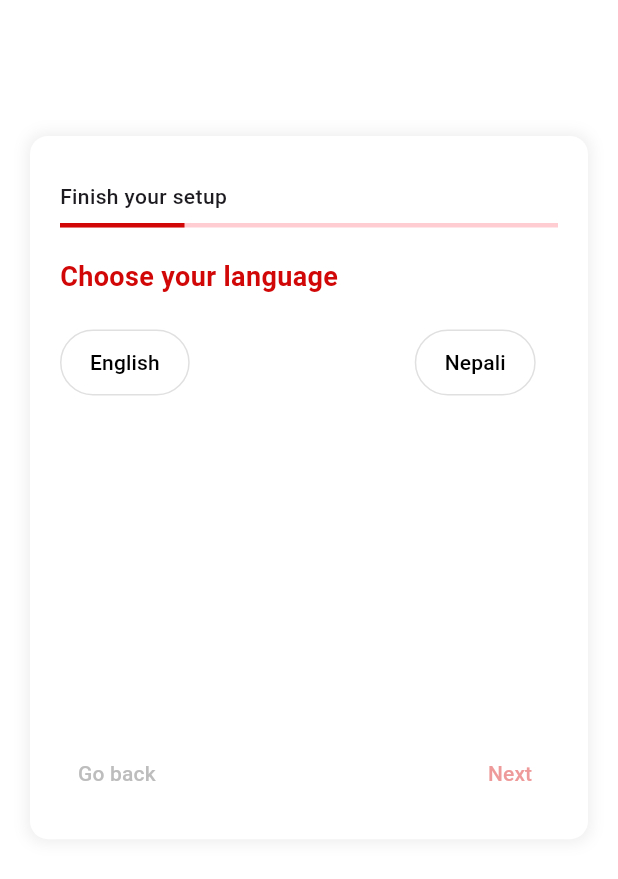
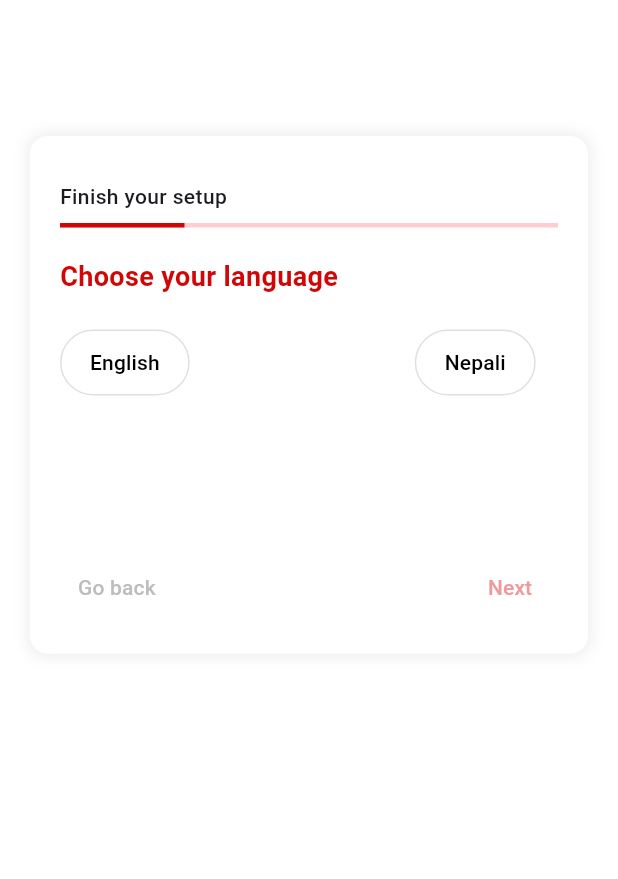
Before and after one commit to Laxmanlc/lalgedi, a Flutter app: the OnboardingScreen screen opened directly, on a phone screen of 412 x 824 dp, the part 167-1046 px from its top. Run offline on Flutter 3.47's test engine with Material 3 defaults, Android fonts, the light colour scheme and no system bars.

Commit message:
second day onboarding

```diff
--- a/lib/features/onboarding/onboarding.dart
+++ b/lib/features/onboarding/onboarding.dart
@@ -103,10 +103,12 @@ class _OnboardingScreenState extends State<OnboardingScreen> {
                             children: [
                               SizedBox(
                                 height:
-                                    MediaQuery.of(context).size.height * 0.45,
+                                    MediaQuery.of(context).size.height * 0.3,
+                                child: Flexible(
                                   child: PageView(
                                     controller: _pageController,
-                                  physics: const NeverScrollableScrollPhysics(),
+                                    physics:
+                                        const NeverScrollableScrollPhysics(),
                                     onPageChanged: (index) {
                                       setState(() => _currentPage = index);
                                     },
@@ -138,6 +140,7 @@ class _OnboardingScreenState extends State<OnboardingScreen> {
                                             onOptionSelected(3, value),
                                       ),
                                     ],
+                                  ),
                                 ),
                               ),
                               const SizedBox(height: 10),
```
Lines whose indentation alone changed are shown as unchanged.
